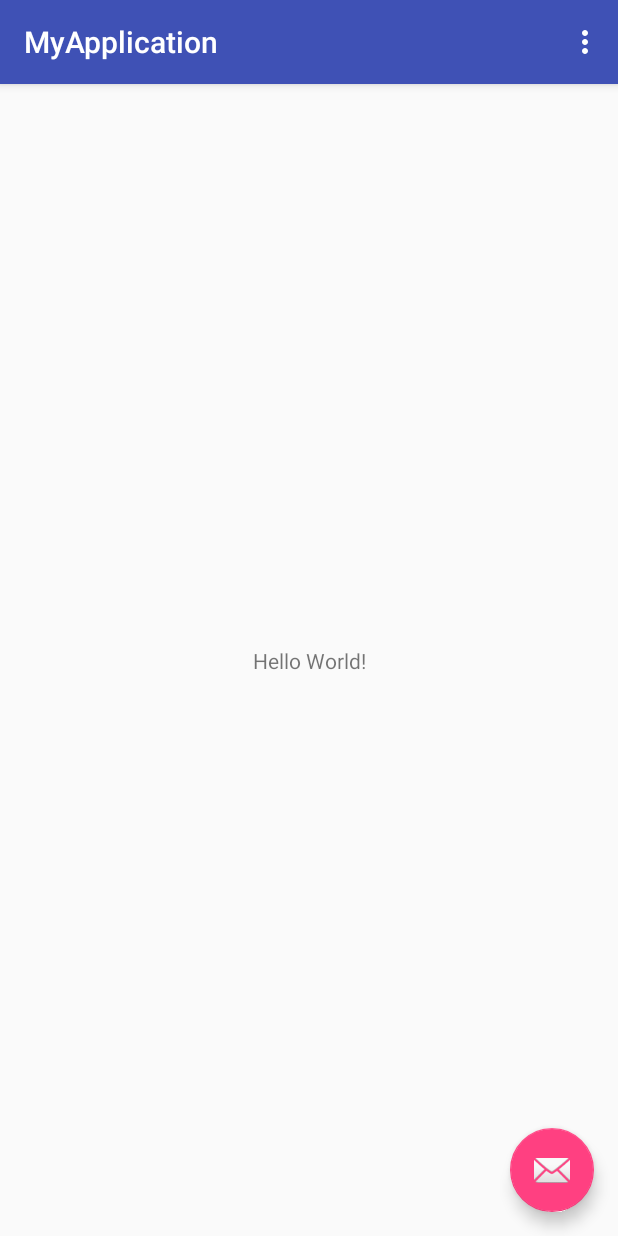
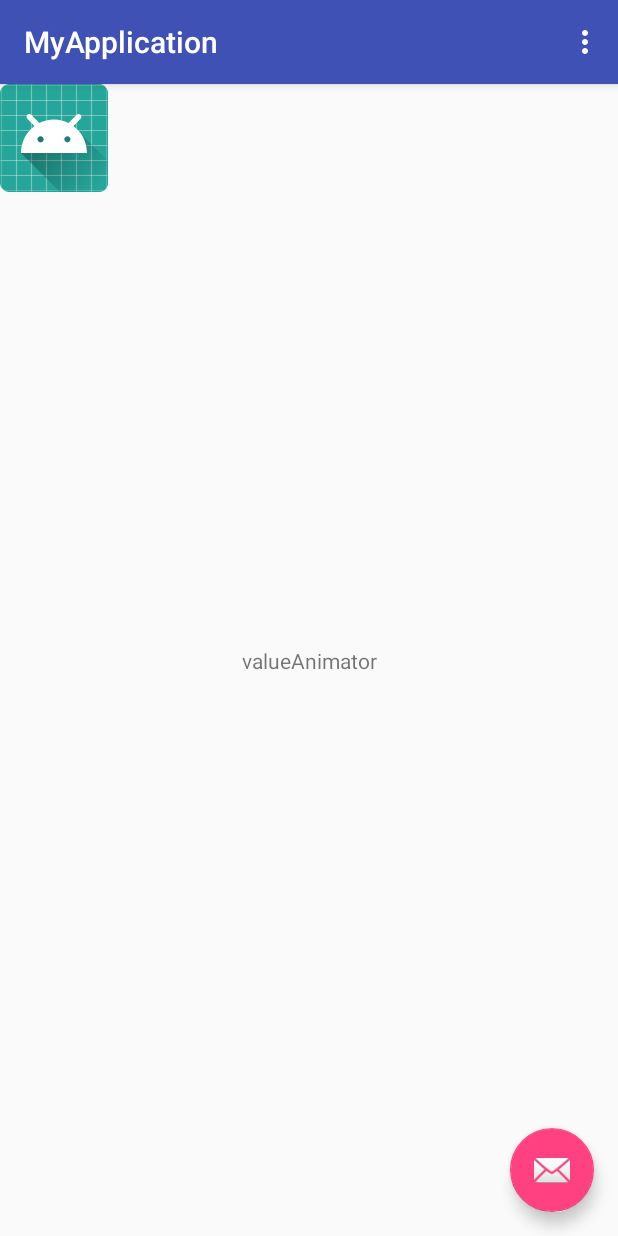
Before and after one commit to cyq123/MyApplication, an Android app: the screen it shows after launch (MainActivity), on a phone screen of 412 x 824 dp. Run offline under Robolectric (Android 15) with nearby library versions, the phone set to English and light mode, and no system bars.

Commit message:
2018.09.29___测试valueanimator动画

```diff
--- a/app/build.gradle
+++ b/app/build.gradle
@@ -4,7 +4,7 @@ android {
     compileSdkVersion 28
     defaultConfig {
         applicationId "cyq.com.myapplication"
-        minSdkVersion 15
+        minSdkVersion 21
         targetSdkVersion 28
         versionCode 1
         versionName "1.0"
--- a/app/src/main/java/cyq/com/myapplication/MainActivity.java
+++ b/app/src/main/java/cyq/com/myapplication/MainActivity.java
@@ -1,5 +1,6 @@
 package cyq.com.myapplication;
 
+import android.animation.Animator;
 import android.animation.ObjectAnimator;
 import android.animation.ValueAnimator;
 import android.os.Bundle;
@@ -31,10 +32,12 @@ public class MainActivity extends AppCompatActivity {
             @Override
             public void onClick(View view) {
                 Snackbar.make(view, "Replace with your own action", Snackbar.LENGTH_LONG)
-                        .setAction("Action", new View.OnClickListener() {
+                        .setAction("开始", new View.OnClickListener() {
                             @Override
                             public void onClick(View view) {
+                                va.start();
                                 Toast.makeText(MainActivity.this, "点击了action", Toast.LENGTH_SHORT).show();
+
                             }
                         }).show();
             }
@@ -46,12 +49,12 @@ public class MainActivity extends AppCompatActivity {
         imageView = findViewById(R.id.img);
         valueAnimator();
     }
-
+    private ValueAnimator va;
     private void valueAnimator(){
-        ValueAnimator va = ValueAnimator.ofFloat(0,1720);
+        va = ValueAnimator.ofFloat(0,1720);
         va.setDuration(1000);
         va.setInterpolator(new AccelerateInterpolator());
-        va.setRepeatCount(-1);
+        va.setRepeatCount(1);
         va.setRepeatMode(ValueAnimator.REVERSE);
         va.addUpdateListener(new ValueAnimator.AnimatorUpdateListener() {
             @Override
@@ -64,6 +67,7 @@ public class MainActivity extends AppCompatActivity {
 //                textView.setTranslationZ(s);
             }
         });
+
         va.start();
     }
 
@@ -82,9 +86,12 @@ public class MainActivity extends AppCompatActivity {
         int id = item.getItemId();
 
         //noinspection SimplifiableIfStatement
-        if (id == R.id.action_settings) {
+        if (id == R.id.toleft) {
             Toast.makeText(this, "点击了settings", Toast.LENGTH_SHORT).show();
+            ObjectAnimator.ofFloat(imageView,"translationX",900,0).setDuration(2000).start();
             return true;
+        }else if (id == R.id.toright){
+            ObjectAnimator.ofFloat(imageView,"translationX",0,900).setDuration(2000).start();
         }
 
         return super.onOptionsItemSelected(item);
--- a/app/src/main/res/layout/content_main.xml
+++ b/app/src/main/res/layout/content_main.xml
@@ -9,6 +9,7 @@
     tools:showIn="@layout/activity_main">
 
     <TextView
+        android:id="@+id/textview"
         android:layout_width="wrap_content"
         android:layout_height="wrap_content"
         android:text="Hello World!"
@@ -17,4 +18,11 @@
         app:layout_constraintRight_toRightOf="parent"
         app:layout_constraintTop_toTopOf="parent" />
 
+    <ImageView
+        android:id="@+id/img"
+        android:layout_width="wrap_content"
+        android:layout_height="wrap_content"
+        android:background="@mipmap/ic_launcher"
+        tools:ignore="ContentDescription" />
+
 </android.support.constraint.ConstraintLayout>
--- a/app/src/main/res/menu/menu_main.xml
+++ b/app/src/main/res/menu/menu_main.xml
@@ -3,8 +3,20 @@
     xmlns:tools="http://schemas.android.com/tools"
     tools:context="cyq.com.myapplication.MainActivity">
     <item
-        android:id="@+id/action_settings"
+        android:id="@+id/toleft"
         android:orderInCategory="100"
-        android:title="@string/action_settings"
-        app:showAsAction="never" />
+        android:title="移动到左边"
+
+        app:showAsAction="withText" />
+
+    <item
+        android:id="@+id/toright"
+        android:title="移动到右边"
+        app:showAsAction="withText"
+        android:orderInCategory="99"
+        android:icon="@mipmap/ic_launcher"
+
+
+        android:actionLayout="@layout/activity_main"
+        />
 </menu>
```
